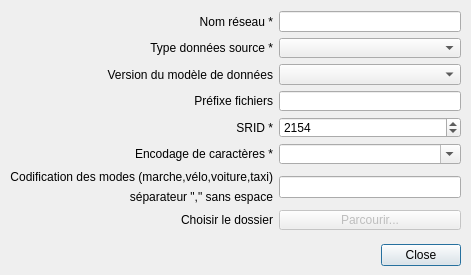
Above: forms/Ui_import_road_dialog.ui from datagistips/territoires-ville.TempusAccess before the change. Below: the same form after it.
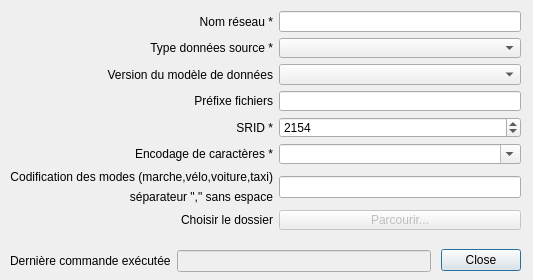
That is the form after the change.

Diff of the .ui file:
```diff
--- a/forms/Ui_import_road_dialog.ui
+++ b/forms/Ui_import_road_dialog.ui
@@ -6,8 +6,8 @@
    <rect>
     <x>0</x>
     <y>0</y>
-    <width>471</width>
-    <height>275</height>
+    <width>533</width>
+    <height>280</height>
    </rect>
   </property>
   <property name="windowTitle">
@@ -16,10 +16,10 @@
   <widget class="QDialogButtonBox" name="buttonBox">
    <property name="geometry">
     <rect>
-     <x>380</x>
+     <x>440</x>
      <y>240</y>
      <width>81</width>
-     <height>31</height>
+     <height>41</height>
     </rect>
    </property>
    <property name="standardButtons">
@@ -31,7 +31,7 @@
     <rect>
      <x>10</x>
      <y>11</y>
-     <width>451</width>
+     <width>511</width>
      <height>219</height>
     </rect>
    </property>
@@ -188,6 +188,32 @@
     </item>
    </layout>
   </widget>
+  <widget class="QWidget" name="layoutWidget_2">
+   <property name="geometry">
+    <rect>
+     <x>10</x>
+     <y>250</y>
+     <width>421</width>
+     <height>22</height>
+    </rect>
+   </property>
+   <layout class="QHBoxLayout" name="horizontalLayout">
+    <item>
+     <widget class="QLabel" name="label_8">
+      <property name="text">
+       <string>Dernière commande exécutée</string>
+      </property>
+     </widget>
+    </item>
+    <item>
+     <widget class="QLineEdit" name="lineEditCommand">
+      <property name="enabled">
+       <bool>false</bool>
+      </property>
+     </widget>
+    </item>
+   </layout>
+  </widget>
  </widget>
  <resources/>
  <connections>
```
